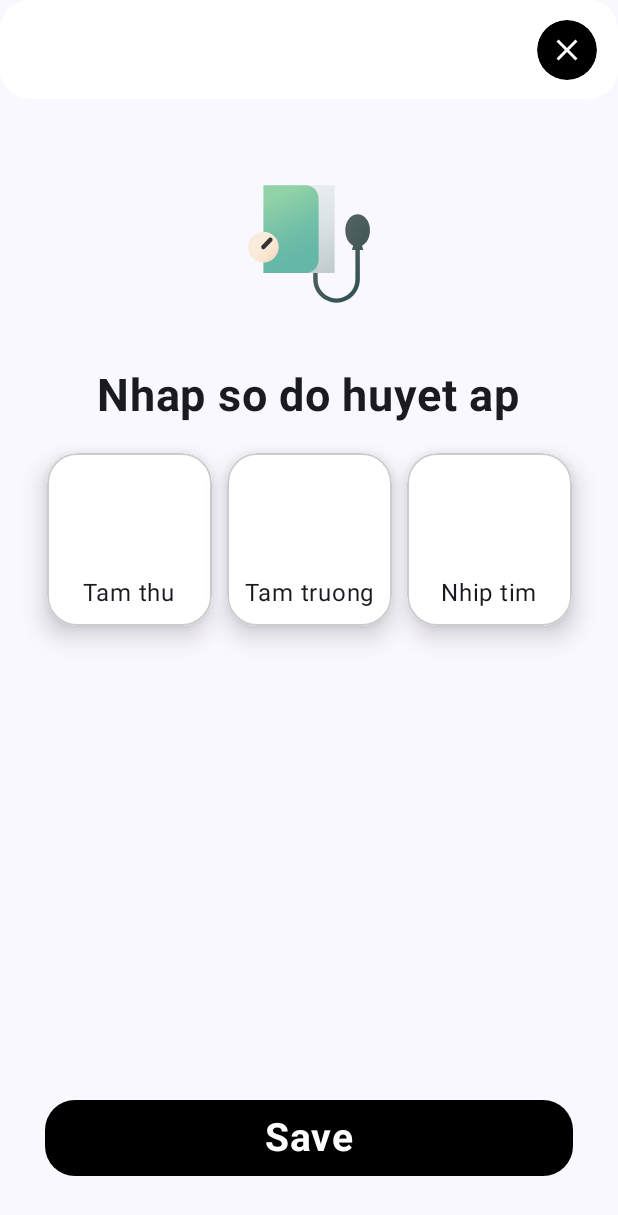
After one commit to Rimbo456/Health-Tracking-App, an Android app built with Jetpack Compose: the composable BloodPressureScreen shown on its own in the app's theme, on a phone screen of 412 x 824 dp. The commit adds this screen. Shown: the top 1215 px of the screen. Run offline under Robolectric (Android 15) with nearby library versions, the phone set to English and light mode, and no system bars.

Commit message:
thêm màn hình đo huyết áp

```diff
--- a/app/src/main/java/com/example/healthtrackingapp/MainActivity.kt
+++ b/app/src/main/java/com/example/healthtrackingapp/MainActivity.kt
@@ -19,6 +19,7 @@ import androidx.compose.ui.tooling.preview.Preview
 import androidx.navigation.compose.NavHost
 import androidx.navigation.compose.composable
 import androidx.navigation.compose.rememberNavController
+import com.example.healthtrackingapp.ui.screens.BloodPressureScreen
 import com.example.healthtrackingapp.ui.screens.GetInformationScreen
 import com.example.healthtrackingapp.ui.screens.HealthBookScreen
 import com.example.healthtrackingapp.ui.screens.MainScreen
@@ -112,7 +113,36 @@ class MainActivity : ComponentActivity() {
                         }
                     ) { MainScreen(navController) }
                     composable("healthbook") { HealthBookScreen(navController) }
-                    composable("weighingscreen") { WeighingScreen(navController) }
+                    composable(
+                        "weighingscreen",
+                        enterTransition = {
+                            slideIntoContainer(
+                                AnimatedContentTransitionScope.SlideDirection.Up,
+                                tween(500)
+                            )
+                        },
+                        exitTransition = {
+                            slideOutOfContainer(
+                                AnimatedContentTransitionScope.SlideDirection.Down,
+                                tween(500)
+                            )
+                        }
+                    ) { WeighingScreen(navController) }
+                    composable(
+                        "bloodpressurescreen",
+                        enterTransition = {
+                            slideIntoContainer(
+                                AnimatedContentTransitionScope.SlideDirection.Up,
+                                tween(500)
+                            )
+                        },
+                        exitTransition = {
+                            slideOutOfContainer(
+                                AnimatedContentTransitionScope.SlideDirection.Down,
+                                tween(500)
+                            )
+                        }
+                    ) { BloodPressureScreen(navController) }
                 }
             }
         }
--- /dev/null
+++ b/app/src/main/java/com/example/healthtrackingapp/ui/screens/BloodPressureScreen.kt
@@ -0,0 +1,172 @@
+package com.example.healthtrackingapp.ui.screens
+
+import androidx.compose.foundation.Image
+import androidx.compose.foundation.background
+import androidx.compose.foundation.border
+import androidx.compose.foundation.layout.Arrangement
+import androidx.compose.foundation.layout.Box
+import androidx.compose.foundation.layout.Column
+import androidx.compose.foundation.layout.IntrinsicSize
+import androidx.compose.foundation.layout.Row
+import androidx.compose.foundation.layout.Spacer
+import androidx.compose.foundation.layout.WindowInsets
+import androidx.compose.foundation.layout.asPaddingValues
+import androidx.compose.foundation.layout.fillMaxHeight
+import androidx.compose.foundation.layout.fillMaxSize
+import androidx.compose.foundation.layout.fillMaxWidth
+import androidx.compose.foundation.layout.height
+import androidx.compose.foundation.layout.padding
+import androidx.compose.foundation.layout.systemBars
+import androidx.compose.foundation.layout.width
+import androidx.compose.foundation.shape.RoundedCornerShape
+import androidx.compose.foundation.text.BasicTextField
+import androidx.compose.material3.Card
+import androidx.compose.material3.CardDefaults
+import androidx.compose.material3.Scaffold
+import androidx.compose.material3.Text
+import androidx.compose.runtime.Composable
+import androidx.compose.runtime.getValue
+import androidx.compose.runtime.mutableStateOf
+import androidx.compose.runtime.remember
+import androidx.compose.runtime.setValue
+import androidx.compose.ui.Alignment
+import androidx.compose.ui.Modifier
+import androidx.compose.ui.draw.clip
+import androidx.compose.ui.draw.shadow
+import androidx.compose.ui.graphics.Color
+import androidx.compose.ui.res.painterResource
+import androidx.compose.ui.text.TextStyle
+import androidx.compose.ui.text.font.FontWeight
+import androidx.compose.ui.text.style.TextAlign
+import androidx.compose.ui.unit.dp
+import androidx.compose.ui.unit.sp
+import androidx.navigation.NavHostController
+import com.example.healthtrackingapp.R
+import com.example.healthtrackingapp.ui.components.BottomBarForAdd
+import com.example.healthtrackingapp.ui.components.TopBarForAdd
+
+@Composable
+fun BloodPressureScreen(
+    navController: NavHostController,
+) {
+    var tamthu by remember { mutableStateOf("") }
+    var tamtruong by remember { mutableStateOf("") }
+    var nhiptim by remember { mutableStateOf("") }
+
+    Scaffold(
+        modifier = Modifier.padding(WindowInsets.systemBars.asPaddingValues()),
+        topBar = { TopBarForAdd(navController) },
+        bottomBar = { BottomBarForAdd() }
+    ) { innerPadding ->
+        Column(
+            modifier = Modifier
+                .padding(innerPadding)
+                .fillMaxSize(),
+            horizontalAlignment = Alignment.CenterHorizontally
+        ) {
+            Spacer(modifier = Modifier.fillMaxHeight(0.05f))
+            Image(
+                painter = painterResource(id = R.drawable.reshot_icon_blood_pressure_zvjhstxe8u),
+                contentDescription = null,
+                modifier = Modifier
+                    .fillMaxHeight(0.2f)
+                    .fillMaxWidth()
+            )
+            Text(
+                text = "Nhap so do huyet ap",
+                fontSize = 30.sp,
+                fontWeight = FontWeight.Bold,
+                modifier = Modifier.padding(vertical = 20.dp),
+            )
+            Row(
+                modifier = Modifier
+                    .fillMaxWidth(0.85f)
+            ) {
+                Row(
+                    horizontalArrangement = Arrangement.spacedBy(10.dp),
+                    modifier = Modifier
+                        .fillMaxWidth()
+                ) {
+                    Column(
+                        modifier = Modifier
+                            .weight(0.3f)
+                            .shadow(elevation = 10.dp, shape = RoundedCornerShape(20.dp))
+                            .clip(RoundedCornerShape(20.dp))
+                            .border(width = 1.dp, color = Color.LightGray, shape = RoundedCornerShape(20.dp))
+                            .background(Color.White)
+                            .padding(10.dp),
+                        horizontalAlignment = Alignment.CenterHorizontally,
+                        verticalArrangement = Arrangement.Center
+                    ) {
+                        BasicTextField(
+                            value = tamthu,
+                            onValueChange = {
+                                if (it.length <= 2) {
+                                    tamthu = it
+                                }
+                            },
+                            singleLine = true,
+                            textStyle = TextStyle(fontSize = 30.sp, textAlign = TextAlign.Start),
+                            modifier = Modifier
+                                .width(IntrinsicSize.Min)
+                                .padding(vertical = 18.dp,)
+                        )
+                        Text(text = "Tam thu")
+                    }
+                    Column(
+                        modifier = Modifier
+                            .weight(0.3f)
+                            .shadow(elevation = 10.dp, shape = RoundedCornerShape(20.dp))
+                            .clip(RoundedCornerShape(20.dp))
+                            .border(width = 1.dp, color = Color.LightGray, shape = RoundedCornerShape(20.dp))
+                            .background(Color.White)
+                            .padding(10.dp),
+                        horizontalAlignment = Alignment.CenterHorizontally,
+                        verticalArrangement = Arrangement.Center
+                    ) {
+                        BasicTextField(
+                            value = tamtruong,
+                            onValueChange = {
+                                if (it.length <= 2) {
+                                    tamtruong = it
+                                }
+                            },
+                            singleLine = true,
+                            textStyle = TextStyle(fontSize = 30.sp, textAlign = TextAlign.Start),
+                            modifier = Modifier
+                                .width(IntrinsicSize.Min)
+                                .padding(vertical = 18.dp, horizontal = 20.dp)
+                        )
+                        Text(text = "Tam truong")
+                    }
+                    Column(
+                        modifier = Modifier
+                            .weight(0.3f)
+                            .shadow(elevation = 10.dp, shape = RoundedCornerShape(20.dp))
+                            .clip(RoundedCornerShape(20.dp))
+                            .border(width = 1.dp, color = Color.LightGray, shape = RoundedCornerShape(20.dp))
+                            .background(Color.White)
+                            .padding(10.dp),
+                        horizontalAlignment = Alignment.CenterHorizontally,
+                        verticalArrangement = Arrangement.Center
+                    ) {
+                        BasicTextField(
+                            value = nhiptim,
+                            onValueChange = {
+                                if (it.length <= 2) {
+                                    nhiptim = it
+                                }
+                            },
+                            singleLine = true,
+                            textStyle = TextStyle(fontSize = 30.sp, textAlign = TextAlign.Start),
+                            modifier = Modifier
+                                .width(IntrinsicSize.Min)
+                                .padding(vertical = 18.dp, horizontal = 20.dp)
+                        )
+                        Text(text = "Nhip tim")
+                    }
+                }
+            }
+        }
+    }
+}
--- a/app/src/main/java/com/example/healthtrackingapp/ui/screens/HealthBookScreen.kt
+++ b/app/src/main/java/com/example/healthtrackingapp/ui/screens/HealthBookScreen.kt
@@ -112,7 +112,7 @@ fun HealthBookScreen(navController: NavHostController) {
                         title = "Huyet ap",
                         image = R.drawable.reshot_icon_blood_pressure_zvjhstxe8u,
                         navController = navController,
-                        route = ""
+                        route = "bloodpressurescreen"
                     )
                 }
             }
```
